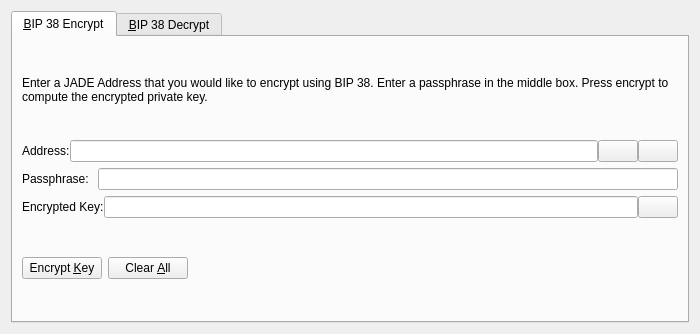
Old version of the form src/qt/forms/bip38tooldialog.ui in the repository buddilla/GoCash-Core.
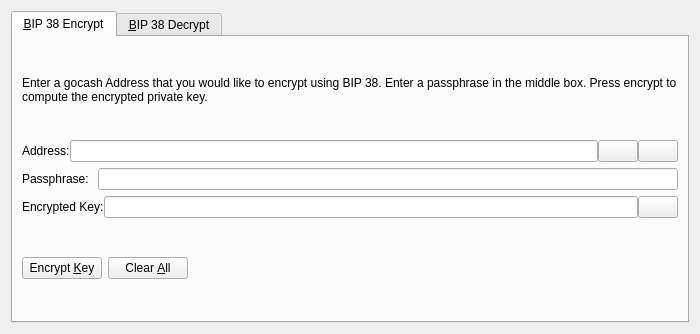
New version of the form. The open tabs and pages were chosen to show the change. Icons and pictures are not drawn. Custom widgets are drawn as their Qt base class.

```diff
--- a/src/qt/forms/bip38tooldialog.ui
+++ b/src/qt/forms/bip38tooldialog.ui
@@ -30,7 +30,7 @@
        <item>
         <widget class="QLabel" name="infoLabel_ENC">
          <property name="text">
-          <string>Enter a JADE Address that you would like to encrypt using BIP 38. Enter a passphrase in the middle box. Press encrypt to compute the encrypted private key.</string>
+          <string>Enter a gocash Address that you would like to encrypt using BIP 38. Enter a passphrase in the middle box. Press encrypt to compute the encrypted private key.</string>
          </property>
          <property name="textFormat">
           <enum>Qt::PlainText</enum>
```
Left out of the diff: 24 changed lines with no effect on the pictures.
